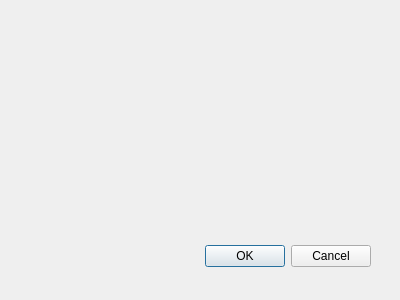
This is dialog.ui in whllhw/OS_Experiment as Qt 5 draws it before an edit. The edited form follows.
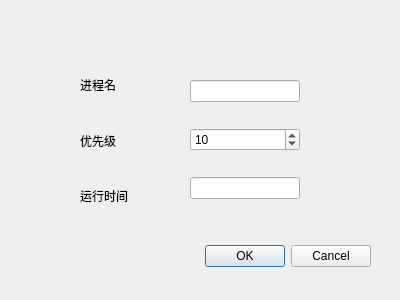
This is the edited form.

Diff of the .ui file:
```diff
--- a/dialog.ui
+++ b/dialog.ui
@@ -29,6 +29,64 @@
     <set>QDialogButtonBox::Cancel|QDialogButtonBox::Ok</set>
    </property>
   </widget>
+  <widget class="QWidget" name="">
+   <property name="geometry">
+    <rect>
+     <x>80</x>
+     <y>60</y>
+     <width>71</width>
+     <height>161</height>
+    </rect>
+   </property>
+   <layout class="QVBoxLayout" name="verticalLayout">
+    <item>
+     <widget class="QLabel" name="label">
+      <property name="text">
+       <string>进程名</string>
+      </property>
+     </widget>
+    </item>
+    <item>
+     <widget class="QLabel" name="label_2">
+      <property name="text">
+       <string>优先级</string>
+      </property>
+     </widget>
+    </item>
+    <item>
+     <widget class="QLabel" name="label_3">
+      <property name="text">
+       <string>运行时间</string>
+      </property>
+     </widget>
+    </item>
+   </layout>
+  </widget>
+  <widget class="QWidget" name="">
+   <property name="geometry">
+    <rect>
+     <x>190</x>
+     <y>60</y>
+     <width>110</width>
+     <height>161</height>
+    </rect>
+   </property>
+   <layout class="QVBoxLayout" name="verticalLayout_2">
+    <item>
+     <widget class="QLineEdit" name="lineEdit"/>
+    </item>
+    <item>
+     <widget class="QSpinBox" name="spinBox">
+      <property name="value">
+       <number>10</number>
+      </property>
+     </widget>
+    </item>
+    <item>
+     <widget class="QLineEdit" name="lineEdit_3"/>
+    </item>
+   </layout>
+  </widget>
  </widget>
  <resources/>
  <connections>
```
